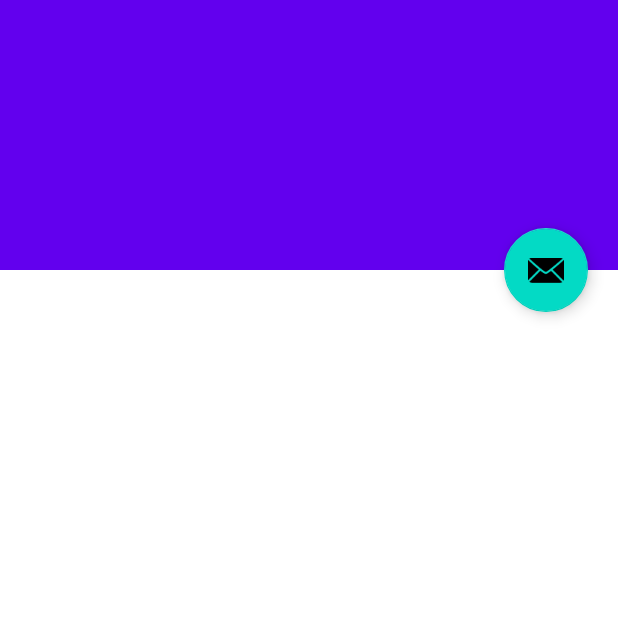
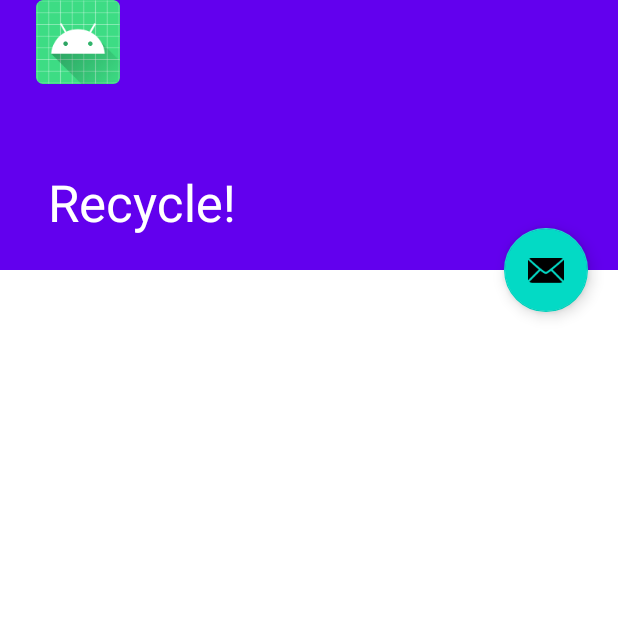
Before and after one commit to misaki-kawaguchi/RecyclerViewSample, an Android app: the screen it shows after launch (MainActivity), on a phone screen of 412 x 824 dp, the top half of it. Run offline under Robolectric (Android 15) with nearby library versions, the phone set to English and light mode, and no system bars.

Commit message:
[Add]CollapsingToolbarLayoutにタイトルを設定

```diff
--- a/app/src/main/java/com/misakikawaguchi/recyclerviewsample/MainActivity.kt
+++ b/app/src/main/java/com/misakikawaguchi/recyclerviewsample/MainActivity.kt
@@ -1,11 +1,30 @@
 package com.misakikawaguchi.recyclerviewsample
 
+import android.graphics.Color
 import androidx.appcompat.app.AppCompatActivity
 import android.os.Bundle
+import androidx.appcompat.widget.Toolbar
+import com.google.android.material.appbar.CollapsingToolbarLayout
 
 class MainActivity : AppCompatActivity() {
     override fun onCreate(savedInstanceState: Bundle?) {
         super.onCreate(savedInstanceState)
         setContentView(R.layout.activity_main)
+
+        // Toolbarを取得
+        val toolbar = findViewById<Toolbar>(R.id.toolbar)
+        // ツールバーにロゴを設定
+        toolbar.setLogo(R.mipmap.ic_launcher)
+        // アクションバーにツールバーを設定
+        setSupportActionBar(toolbar)
+
+        // CollapsingToolbarLayoutを取得
+        val toolbarLayout = findViewById<CollapsingToolbarLayout>(R.id.toolbarLayout)
+        // タイトルを設定
+        toolbarLayout.title = getString(R.string.toolbar_title)
+        // 通常サイズ時の文字色を設定
+        toolbarLayout.setExpandedTitleColor(Color.WHITE)
+        // 縮小サイズ時の文字色を設定
+        toolbarLayout.setCollapsedTitleTextColor(Color.LTGRAY)
     }
 }
```
